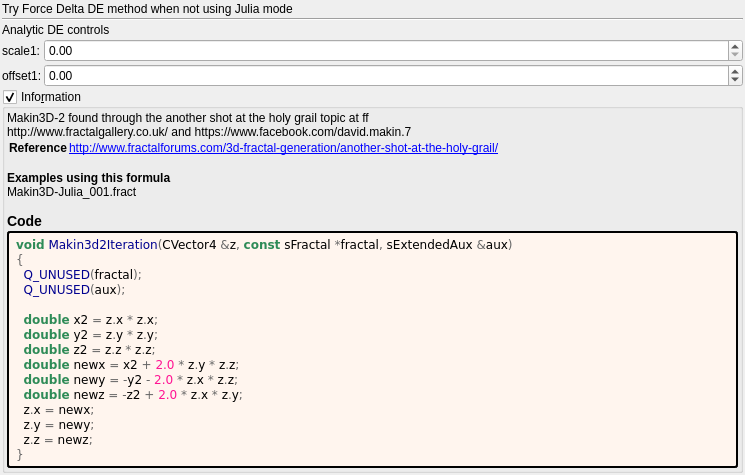
Before: the Qt Designer form mandelbulber2/formula/ui/makin3d2.ui in buddhi1980/mandelbulber2, drawn with Qt 5.
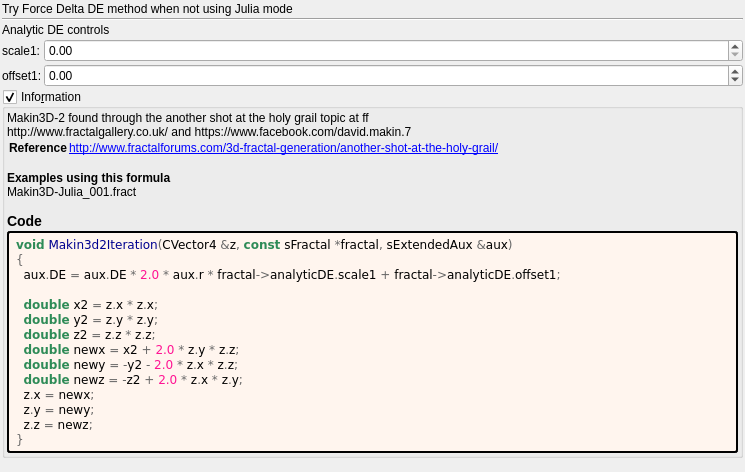
After: the same form once the commit is applied. Custom widgets are drawn as their Qt base class.

Patch:
```diff
--- a/mandelbulber2/formula/ui/makin3d2.ui
+++ b/mandelbulber2/formula/ui/makin3d2.ui
@@ -183,8 +183,7 @@
          <string notr="true">&lt;body style=&quot;background-color:#fff5ee&quot;&gt;
 &lt;pre style=&quot;color:#000000; background-color:#fff5ee;  font-family:'Courier New',monospace;&quot;&gt;&lt;span style=&quot;color:#2e8b57; font-weight:bold&quot;&gt;void&lt;/span&gt; &lt;span style=&quot;color:#00008f&quot;&gt;Makin3d2Iteration&lt;/span&gt;&lt;span style=&quot;color:#676767&quot;&gt;(&lt;/span&gt;CVector4 &lt;span style=&quot;color:#676767&quot;&gt;&amp;amp;&lt;/span&gt;z&lt;span style=&quot;color:#676767&quot;&gt;,&lt;/span&gt; &lt;span style=&quot;color:#2e8b57; font-weight:bold&quot;&gt;const&lt;/span&gt; sFractal &lt;span style=&quot;color:#676767&quot;&gt;*&lt;/span&gt;fractal&lt;span style=&quot;color:#676767&quot;&gt;,&lt;/span&gt; sExtendedAux &lt;span style=&quot;color:#676767&quot;&gt;&amp;amp;&lt;/span&gt;aux&lt;span style=&quot;color:#676767&quot;&gt;)&lt;/span&gt;
 &lt;span style=&quot;color:#676767&quot;&gt;{&lt;/span&gt;
-  &lt;span style=&quot;color:#00008f&quot;&gt;Q_UNUSED&lt;/span&gt;&lt;span style=&quot;color:#676767&quot;&gt;(&lt;/span&gt;fractal&lt;span style=&quot;color:#676767&quot;&gt;);&lt;/span&gt;
-  &lt;span style=&quot;color:#00008f&quot;&gt;Q_UNUSED&lt;/span&gt;&lt;span style=&quot;color:#676767&quot;&gt;(&lt;/span&gt;aux&lt;span style=&quot;color:#676767&quot;&gt;);&lt;/span&gt;
+  aux&lt;span style=&quot;color:#676767&quot;&gt;.&lt;/span&gt;DE &lt;span style=&quot;color:#676767&quot;&gt;=&lt;/span&gt; aux&lt;span style=&quot;color:#676767&quot;&gt;.&lt;/span&gt;DE &lt;span style=&quot;color:#676767&quot;&gt;*&lt;/span&gt; &lt;span style=&quot;color:#ff1493&quot;&gt;2.0&lt;/span&gt; &lt;span style=&quot;color:#676767&quot;&gt;*&lt;/span&gt; aux&lt;span style=&quot;color:#676767&quot;&gt;.&lt;/span&gt;r &lt;span style=&quot;color:#676767&quot;&gt;*&lt;/span&gt; fractal&lt;span style=&quot;color:#676767&quot;&gt;-&amp;gt;&lt;/span&gt;analyticDE&lt;span style=&quot;color:#676767&quot;&gt;.&lt;/span&gt;scale1 &lt;span style=&quot;color:#676767&quot;&gt;+&lt;/span&gt; fractal&lt;span style=&quot;color:#676767&quot;&gt;-&amp;gt;&lt;/span&gt;analyticDE&lt;span style=&quot;color:#676767&quot;&gt;.&lt;/span&gt;offset1&lt;span style=&quot;color:#676767&quot;&gt;;&lt;/span&gt;
 
   &lt;span style=&quot;color:#2e8b57; font-weight:bold&quot;&gt;double&lt;/span&gt; x2 &lt;span style=&quot;color:#676767&quot;&gt;=&lt;/span&gt; z&lt;span style=&quot;color:#676767&quot;&gt;.&lt;/span&gt;x &lt;span style=&quot;color:#676767&quot;&gt;*&lt;/span&gt; z&lt;span style=&quot;color:#676767&quot;&gt;.&lt;/span&gt;x&lt;span style=&quot;color:#676767&quot;&gt;;&lt;/span&gt;
   &lt;span style=&quot;color:#2e8b57; font-weight:bold&quot;&gt;double&lt;/span&gt; y2 &lt;span style=&quot;color:#676767&quot;&gt;=&lt;/span&gt; z&lt;span style=&quot;color:#676767&quot;&gt;.&lt;/span&gt;y &lt;span style=&quot;color:#676767&quot;&gt;*&lt;/span&gt; z&lt;span style=&quot;color:#676767&quot;&gt;.&lt;/span&gt;y&lt;span style=&quot;color:#676767&quot;&gt;;&lt;/span&gt;
```
Left out of the diff: 2 changed lines with no effect on the pictures.
